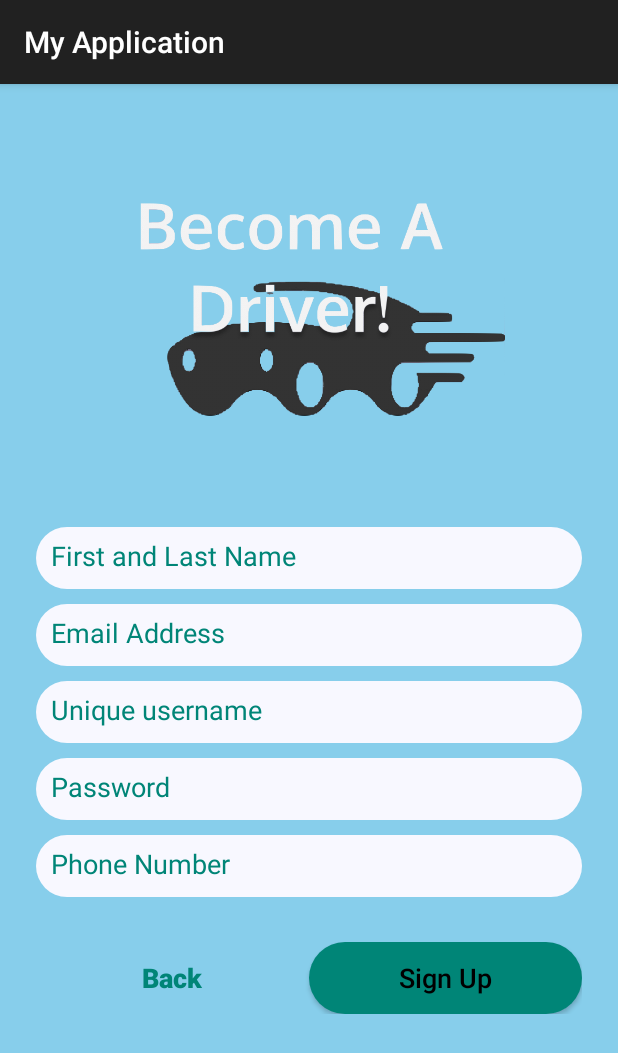
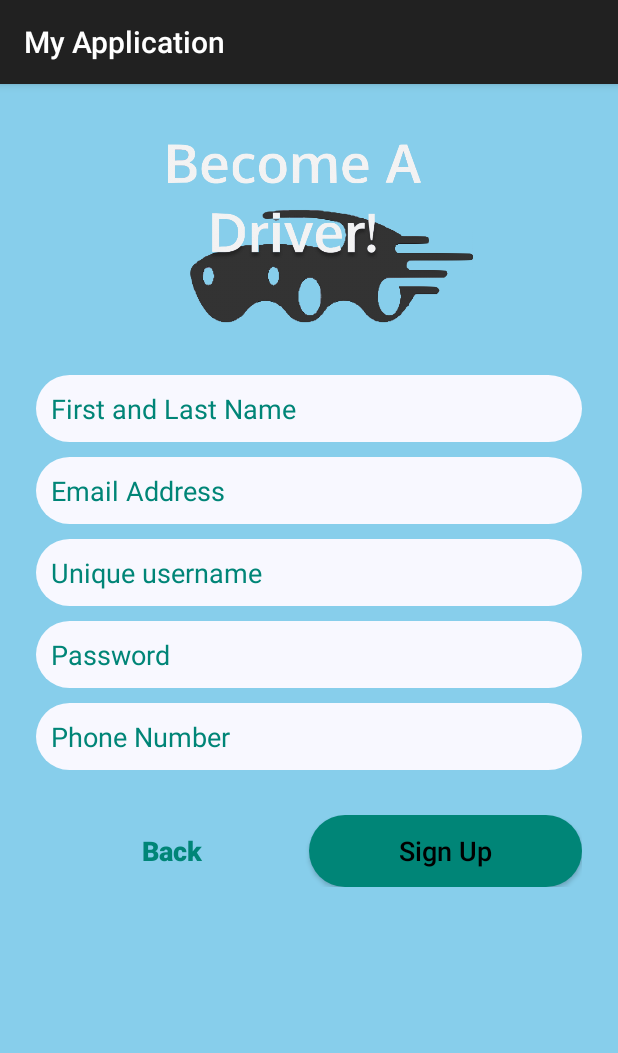
Before and after one commit to sharyar/ZoomWroom, an Android app: the DriverSignUpActivity screen opened directly, with no data from a screen before it, on a phone screen of 412 x 824 dp. Shown: the top 1053 px of the screen. Run offline under Robolectric (Android 15) with nearby library versions, the phone set to English and light mode, and no system bars; our stand-ins replace Firebase (no records; nobody signed in at launch, a user with empty details on screens opened directly).

Commit message:
feat: added functionality to create users within database
Added functionality to driverSignup activity that allows us to create a user within our database.

Updated button fields to be in line with the front end.

I have also enabled the auth feature within the firebase database to make this system work.

```diff
--- a/app/build.gradle
+++ b/app/build.gradle
@@ -30,6 +30,7 @@
     implementation 'androidx.constraintlayout:constraintlayout:1.1.3'
     implementation 'com.google.android.gms:play-services-maps:16.1.0'
     implementation 'com.google.firebase:firebase-firestore:21.4.0'
+    implementation 'com.google.firebase:firebase-auth:19.2.0'
     testImplementation 'junit:junit:4.12'
     androidTestImplementation 'androidx.test.ext:junit:1.1.1'
     androidTestImplementation 'androidx.test.espresso:espresso-core:3.2.0'
--- a/app/src/main/java/com/example/zoomwroom/DriverSignUpActivity.java
+++ b/app/src/main/java/com/example/zoomwroom/DriverSignUpActivity.java
@@ -1,46 +1,99 @@
+//sources: https://firebase.google.com/docs/auth/android/password-auth#create_a_password-based_account
+
 package com.example.zoomwroom;
-
+import androidx.annotation.NonNull;
 import androidx.appcompat.app.AppCompatActivity;
-
 import android.content.Intent;
 import android.os.Bundle;
+import android.util.Log;
 import android.view.View;
 import android.widget.Button;
-
+import android.widget.EditText;
+import android.widget.Toast;
+import com.google.android.gms.tasks.OnCompleteListener;
+import com.google.android.gms.tasks.Task;
+import com.google.firebase.auth.AuthResult;
+import com.google.firebase.auth.FirebaseAuth;
+import com.google.firebase.auth.FirebaseUser;
 import com.google.firebase.firestore.CollectionReference;
 import com.google.firebase.firestore.FirebaseFirestore;
-
 import java.util.HashMap;
 
 public class DriverSignUpActivity extends AppCompatActivity {
     // You declare this in every activity that needs access to the database
     FirebaseFirestore database = FirebaseFirestore.getInstance();
 
+    //Used for user authentication and signup
+    private FirebaseAuth mAuth;
+
+    private static final String TAG = "EmailPassword";
+
+    //Declare variables required for this activity
+
+
+
+
     @Override
     protected void onCreate(Bundle savedInstanceState) {
         super.onCreate(savedInstanceState);
         setContentView(R.layout.activity_driver_sign_up);
 
-        //Click Back button return to the main activity
+        //Get Auth instance from Firebase
+        mAuth = FirebaseAuth.getInstance();
 
-        // Creating another hashmap value
-        HashMap<String, String> data = new HashMap<>();
-        data.put("2", "Amy");
+        EditText fullName = findViewById(R.id.driverSignupFullName);
+        EditText emailAddress = findViewById(R.id.driverSignupEmailAddress);
+        EditText passWordEditText = findViewById(R.id.driverSignupPassWord);
+        EditText userName = findViewById(R.id.driverSignupUserName);
+        EditText phoneNumber = findViewById(R.id.driverSignupPhoneNumber);
+        Button signUpDriver = findViewById(R.id.driverSignupSignupBtn);
 
-        // NOTE: Obviously collection path will be drivers but I wanted to test to see if I could add to riders
-        // in a different activity!
-        final CollectionReference collectionReference = database.collection("Riders");
-        collectionReference
-                .document("2") // name
-                .set(data);
 
-        Button BackBT = findViewById(R.id.driverSignup_BackBtn);
-        BackBT.setOnClickListener(new View.OnClickListener() {
+        //Uses the email address and password fields to create a new user within the database.
+        signUpDriver.setOnClickListener((View v) -> {
+            String email = emailAddress.getText().toString().trim();
+            String passWord = passWordEditText.getText().toString().trim();
+            mAuth.createUserWithEmailAndPassword(email, passWord)
+                    .addOnCompleteListener(this, new OnCompleteListener<AuthResult>() {
+                        @Override
+                        public void onComplete(@NonNull Task<AuthResult> task) {
+                            if (task.isSuccessful()) {
+                                Log.d(TAG, "createUserWithEmail:Success");
+                                //Get the newly created user. We can use this to actually build the contact info page.
+                                FirebaseUser user = mAuth.getCurrentUser();
+                                Toast.makeText(DriverSignUpActivity.this, "You are now signed up!",
+                                        Toast.LENGTH_SHORT).show();
+
+                            } else {
+                                Log.w(TAG, "createUserWithEmail:failure", task.getException());
+                                Toast.makeText(DriverSignUpActivity.this, "Signup Failed",
+                                        Toast.LENGTH_SHORT).show();
+                            }
+                        }
+                    });
+        });
+
+
+        Button BackBtn = findViewById(R.id.driverSignupBackBtn);
+        BackBtn.setOnClickListener(new View.OnClickListener() {
             @Override
             public void onClick(View v) {
                 OpenDriverModeActivity();
             }
         });
+
+//        // Creating another hashmap value
+//        HashMap<String, String> data = new HashMap<>();
+//        data.put("2", "Amy");
+//
+//        // NOTE: Obviously collection path will be drivers but I wanted to test to see if I could add to riders
+//        // in a different activity!
+//        final CollectionReference collectionReference = database.collection("Riders");
+//        collectionReference
+//                .document("2") // name
+//                .set(data);
+//
+
     }
     public void OpenDriverModeActivity(){
         Intent intent = new Intent(this,DriverModeActivity.class);
--- a/app/src/main/res/layout/activity_driver_sign_up.xml
+++ b/app/src/main/res/layout/activity_driver_sign_up.xml
@@ -22,74 +22,76 @@
 
         <ImageView
             android:id="@+id/logo"
-            android:layout_width="261dp"
-            android:layout_height="251dp"
+            android:layout_width="match_parent"
+            android:layout_height="150dp"
             android:layout_gravity="center"
             android:layout_marginBottom="20dp"
+            android:contentDescription="Logo"
             app:srcCompat="@drawable/driverlogo1"
-            tools:layout_editor_absoluteX="16dp"
-            android:contentDescription="Logo" />
+            tools:layout_editor_absoluteX="16dp" />
 
         <EditText
             android:id="@+id/driverSignupFullName"
-            android:hint="First and Last Name"
             android:layout_width="match_parent"
-            android:layout_height="41dp"
+            android:layout_height="wrap_content"
             android:layout_marginBottom="10dp"
             android:background="@drawable/driversignup_text_shape"
+            android:hint="First and Last Name"
+            android:padding="10dp"
             android:textColor="@color/colorPrimary"
             android:textColorHint="@color/colorPrimary"
-            android:textSize="18sp"
-            android:padding="10dp"/>
+            android:textSize="18sp" />
 
         <EditText
             android:id="@+id/driverSignupEmailAddress"
             android:layout_width="match_parent"
-            android:layout_height="41dp"
+            android:layout_height="wrap_content"
             android:layout_marginBottom="10dp"
             android:background="@drawable/driversignup_text_shape"
             android:hint="Email Address"
+            android:inputType="textEmailAddress"
+            android:padding="10dp"
             android:textColor="@color/colorPrimary"
             android:textColorHint="@color/colorPrimary"
-            android:textSize="18sp"
-            android:padding="10dp"/>
+            android:textSize="18sp" />
 
         <EditText
             android:id="@+id/driverSignupUserName"
             android:layout_width="match_parent"
-            android:layout_height="41dp"
+            android:layout_height="wrap_content"
             android:layout_marginBottom="10dp"
             android:background="@drawable/driversignup_text_shape"
             android:hint="Unique username"
+            android:padding="10dp"
             android:textColor="@color/colorPrimary"
             android:textColorHint="@color/colorPrimary"
-            android:textSize="18sp"
-            android:padding="10dp"/>
+            android:textSize="18sp" />
 
         <EditText
             android:id="@+id/driverSignupPassWord"
             android:layout_width="match_parent"
-            android:layout_height="41dp"
+            android:layout_height="wrap_content"
             android:layout_marginBottom="10dp"
             android:background="@drawable/driversignup_text_shape"
-            android:text="Password"
+            android:hint="Password"
+            android:inputType="textPassword"
+            android:padding="10dp"
             android:textColor="@color/colorPrimary"
             android:textColorHint="@color/colorPrimary"
-            android:textSize="18sp"
-            android:padding="10dp"/>
+            android:textSize="18sp" />
 
         <EditText
             android:id="@+id/driverSignupPhoneNumber"
             android:layout_width="match_parent"
-            android:layout_height="41dp"
+            android:layout_height="wrap_content"
             android:layout_marginBottom="10dp"
             android:background="@drawable/driversignup_text_shape"
             android:hint="Phone Number"
             android:inputType="phone"
+            android:padding="10dp"
             android:textColor="@color/colorPrimary"
             android:textColorHint="@color/colorPrimary"
-            android:textSize="18sp"
-            android:padding="10dp"/>
+            android:textSize="18sp" />
 
         <LinearLayout
             android:layout_width="match_parent"
@@ -99,7 +101,7 @@
             android:orientation="horizontal">
 
             <Button
-                android:id="@+id/driverSignup_BackBtn"
+                android:id="@+id/driverSignupBackBtn"
                 android:layout_width="0dp"
                 android:layout_height="wrap_content"
                 android:layout_weight="1"
@@ -120,6 +122,7 @@
                 android:textAllCaps="false"
                 android:textColor="@android:color/black"
                 android:textSize="18sp" />
+
         </LinearLayout>
 
     </LinearLayout>
```
